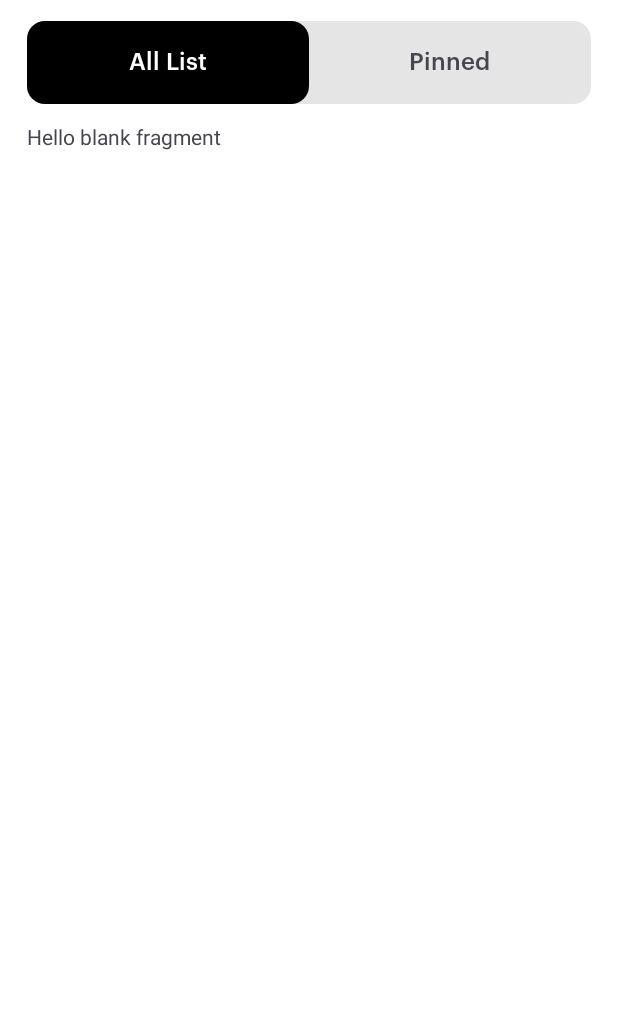
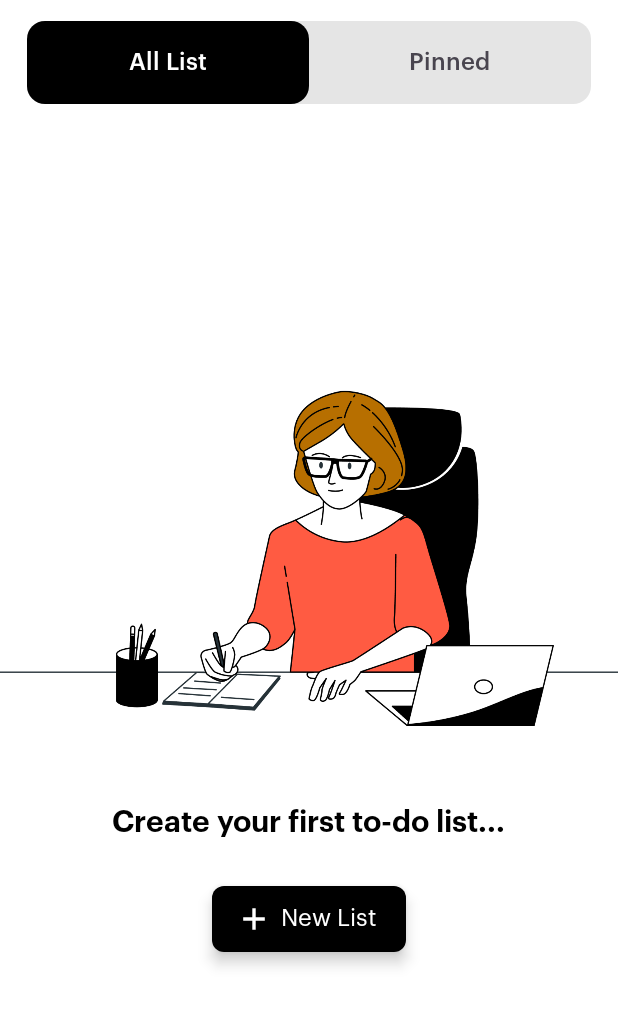
Before and after one commit to AliHabibiAndroidProgramPilot/Dooit, an Android app: the screen it shows after launch (MainActivity), after a tap on "Continue", on a phone screen of 412 x 824 dp, the part 75-1103 px from its top. Run offline under Robolectric (Android 15) with nearby library versions, the phone set to English and light mode, and no system bars.

Commit message:
Design Home Page Base UI

```diff
--- /dev/null
+++ b/app/src/main/res/drawable/ic_add.xml
@@ -0,0 +1,10 @@
+<vector xmlns:android="http://schemas.android.com/apk/res/android"
+    android:width="24dp"
+    android:height="24dp"
+    android:viewportWidth="960"
+    android:viewportHeight="960"
+    android:tint="@color/white">
+  <path
+      android:fillColor="@android:color/white"
+      android:pathData="M434.5,525.5L191.87,525.5L191.87,434.5L434.5,434.5L434.5,191.87L525.5,191.87L525.5,434.5L768.13,434.5L768.13,525.5L525.5,525.5L525.5,768.13L434.5,768.13L434.5,525.5Z"/>
+</vector>
--- a/app/src/main/res/layout/activity_main.xml
+++ b/app/src/main/res/layout/activity_main.xml
@@ -70,9 +70,59 @@
         android:layout_width="0dp"
         android:layout_height="0dp"
         android:layout_marginTop="12dp"
+        android:visibility="gone"
         app:layout_constraintBottom_toBottomOf="parent"
         app:layout_constraintEnd_toEndOf="@id/main_tab_layout"
         app:layout_constraintStart_toStartOf="@id/main_tab_layout"
         app:layout_constraintTop_toBottomOf="@+id/main_tab_layout" />
 
+    <ImageView
+        android:id="@+id/imageView"
+        android:layout_width="0dp"
+        android:layout_height="300dp"
+        android:layout_marginBottom="100dp"
+        android:contentDescription="@string/todo_main"
+        android:scaleType="fitCenter"
+        android:src="@drawable/todo_main"
+        app:layout_constraintBottom_toBottomOf="parent"
+        app:layout_constraintEnd_toEndOf="parent"
+        app:layout_constraintStart_toStartOf="parent"
+        app:layout_constraintTop_toBottomOf="@+id/main_tab_layout" />
+
+    <TextView
+        android:id="@+id/textView"
+        android:layout_width="wrap_content"
+        android:layout_height="wrap_content"
+        android:layout_marginTop="16dp"
+        android:fontFamily="@font/graphik_semi_bold"
+        android:text="@string/create_todo"
+        android:textColor="@color/black"
+        android:textSize="20sp"
+        app:layout_constraintEnd_toEndOf="parent"
+        app:layout_constraintStart_toStartOf="parent"
+        app:layout_constraintTop_toBottomOf="@+id/imageView" />
+
+    <com.google.android.material.floatingactionbutton.ExtendedFloatingActionButton
+        style="@style/ExtendedFloatingActionButton"
+        android:layout_width="wrap_content"
+        android:layout_height="44dp"
+        android:layout_marginTop="32dp"
+        android:text="@string/new_list"
+        app:layout_constraintEnd_toEndOf="@id/textView"
+        app:layout_constraintStart_toStartOf="@id/textView"
+        app:layout_constraintTop_toBottomOf="@+id/textView" />
+
+    <com.google.android.material.floatingactionbutton.FloatingActionButton
+        android:layout_width="wrap_content"
+        android:layout_height="wrap_content"
+        android:layout_margin="16dp"
+        android:src="@drawable/ic_add"
+        android:visibility="gone"
+        app:backgroundTint="@color/black"
+        app:layout_constraintBottom_toBottomOf="parent"
+        app:layout_constraintEnd_toEndOf="parent"
+        app:shapeAppearanceOverlay="@style/CircleFloatingActionButton"
+        android:contentDescription="@string/todo_main"
+        app:tint="@color/white" />
+
 </androidx.constraintlayout.widget.ConstraintLayout>
--- a/app/src/main/res/values-night/themes.xml
+++ b/app/src/main/res/values-night/themes.xml
@@ -6,14 +6,14 @@
         <item name="android:colorEdgeEffect">@color/black</item>
     </style>
 
-    <style name="TabTextStyle" parent="@android:style/TextAppearance.Widget.TabWidget">
+    <style name="MainTextAppearance" parent="@android:style/TextAppearance.Widget.TabWidget">
         <item name="android:textSize">16sp</item>
         <item name="fontFamily">@font/graphik_medium</item>
         <item name="android:textColor">?attr/colorControlNormal</item>
     </style>
 
     <style name="TabLayout" parent="Theme.Dooit">
-        <item name="tabTextAppearance">@style/TabTextStyle</item>
+        <item name="tabTextAppearance">@style/MainTextAppearance</item>
         <item name="tabSelectedTextColor">@color/white</item>
         <item name="tabMode">fixed</item>
         <item name="tabGravity">fill</item>
@@ -23,4 +23,29 @@
         <item name="tabIndicatorFullWidth">true</item>
         <item name="tabRippleColor">@android:color/transparent</item>
     </style>
+
+    <style name="ExtendedFabShapeAppearanceOverlay" parent="Theme.Dooit">
+        <item name="cornerFamily">rounded</item>
+        <item name="cornerSize">8dp</item>
+        <item name="elevation">0dp</item>
+    </style>
+
+    <style name="ExtendedFloatingActionButton" parent="Theme.Dooit">
+        <item name="shapeAppearanceOverlay">@style/ExtendedFabShapeAppearanceOverlay</item>
+        <item name="backgroundTint">@color/black</item>
+        <item name="borderWidth">0dp</item>
+        <item name="elevation">0dp</item>
+        <item name="android:textSize">16sp</item>
+        <item name="android:textColor">@color/white</item>
+        <item name="fontFamily">@font/graphik_regular</item>
+        <item name="icon">@drawable/ic_add</item>
+        <item name="iconTint">@color/white</item>
+        <item name="iconPadding">5dp</item>
+    </style>
+
+    <style name="CircleFloatingActionButton" parent="Theme.Dooit">
+        <item name="cornerFamily">rounded</item>
+        <item name="cornerSize">50%</item>
+    </style>
+
 </resources>
--- a/app/src/main/res/values/strings.xml
+++ b/app/src/main/res/values/strings.xml
@@ -5,4 +5,7 @@
     <string name="welcome_description">Write what you need \n to do. Everyday</string>
     <string name="btn_continue">Continue</string>
     <string name="ic_search">ic_search</string>
+    <string name="todo_main">todo_main</string>
+    <string name="create_todo">Create your first to-do list...</string>
+    <string name="new_list">New List</string>
 </resources>
--- a/app/src/main/res/values/themes.xml
+++ b/app/src/main/res/values/themes.xml
@@ -8,14 +8,14 @@
 
     <style name="Theme.Dooit" parent="Base.Theme.Dooit" />
 
-    <style name="TabTextStyle" parent="@android:style/TextAppearance.Widget.TabWidget">
+    <style name="MainTextAppearance" parent="@android:style/TextAppearance.Widget.TabWidget">
         <item name="android:textSize">16sp</item>
         <item name="fontFamily">@font/graphik_medium</item>
         <item name="android:textColor">?attr/colorControlNormal</item>
     </style>
 
     <style name="TabLayout" parent="Theme.Dooit">
-        <item name="tabTextAppearance">@style/TabTextStyle</item>
+        <item name="tabTextAppearance">@style/MainTextAppearance</item>
         <item name="tabSelectedTextColor">@color/white</item>
         <item name="tabMode">fixed</item>
         <item name="tabGravity">fill</item>
@@ -25,4 +25,28 @@
         <item name="tabIndicatorFullWidth">true</item>
         <item name="tabRippleColor">@android:color/transparent</item>
     </style>
+
+    <style name="ExtendedFabShapeAppearanceOverlay" parent="Theme.Dooit">
+        <item name="cornerFamily">rounded</item>
+        <item name="cornerSize">8dp</item>
+        <item name="elevation">0dp</item>
+    </style>
+
+    <style name="ExtendedFloatingActionButton" parent="Theme.Dooit">
+        <item name="shapeAppearanceOverlay">@style/ExtendedFabShapeAppearanceOverlay</item>
+        <item name="backgroundTint">@color/black</item>
+        <item name="borderWidth">0dp</item>
+        <item name="elevation">0dp</item>
+        <item name="android:textSize">16sp</item>
+        <item name="android:textColor">@color/white</item>
+        <item name="fontFamily">@font/graphik_regular</item>
+        <item name="icon">@drawable/ic_add</item>
+        <item name="iconTint">@color/white</item>
+        <item name="iconPadding">5dp</item>
+    </style>
+
+    <style name="CircleFloatingActionButton" parent="Theme.Dooit">
+        <item name="cornerFamily">rounded</item>
+        <item name="cornerSize">50%</item>
+    </style>
 </resources>
```
Also changed, not shown: app/src/main/res/drawable/todo_main.png (added).
